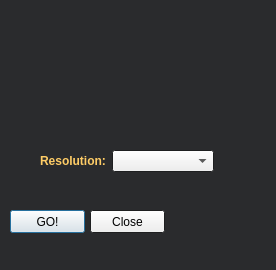
Above: code/wgt_pages/dialog_property.ui from fostfox/snake_game before the change. Below: the same form after it.
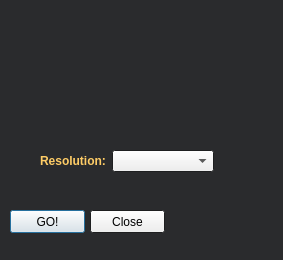
That is the form after the change. Icons and pictures are not drawn.

What changed in the file:
```diff
--- a/code/wgt_pages/dialog_property.ui
+++ b/code/wgt_pages/dialog_property.ui
@@ -6,10 +6,22 @@
    <rect>
     <x>0</x>
     <y>0</y>
-    <width>276</width>
-    <height>270</height>
+    <width>283</width>
+    <height>260</height>
    </rect>
   </property>
+  <property name="minimumSize">
+   <size>
+    <width>283</width>
+    <height>260</height>
+   </size>
+  </property>
+  <property name="maximumSize">
+   <size>
+    <width>283</width>
+    <height>260</height>
+   </size>
+  </property>
   <property name="palette">
    <palette>
     <active>
```
Left out of the diff: 9 changed lines with no effect on the pictures.
